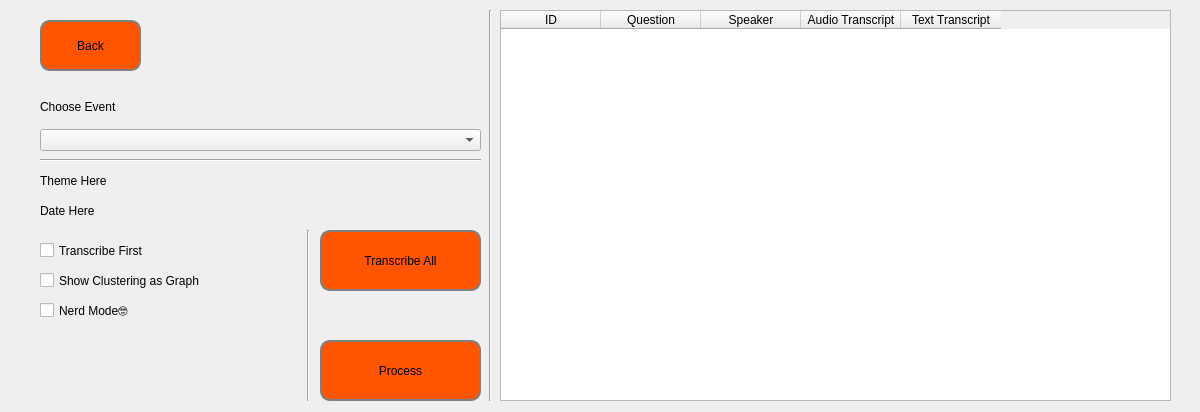
Before: the Qt Designer form ui/ProcessWindow.ui in peterYudhistira/audio-scribo-comperio, drawn with Qt 5.
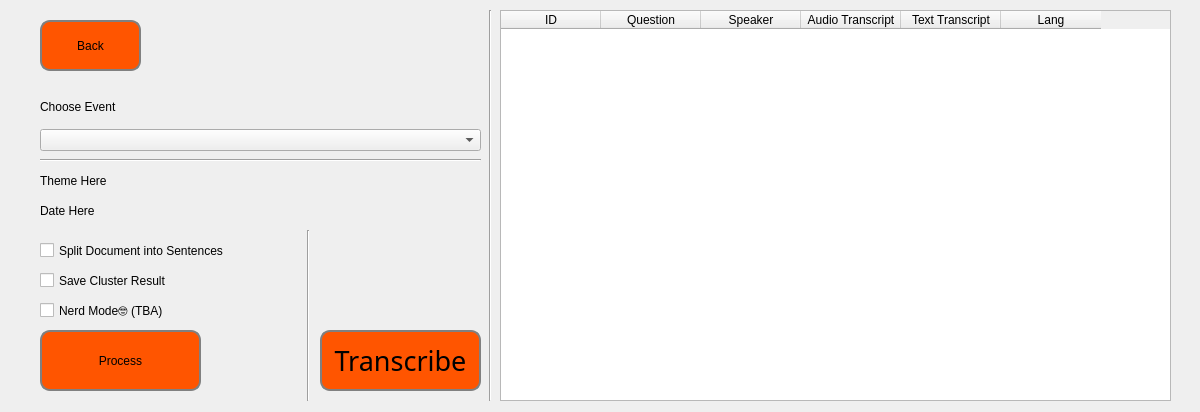
After: the same form once the commit is applied.

Commit message: [17/05/2023][4] After the realization of a rather massive blunder: made a new record_data schema, made some changes to AddWindow. Goal is to add a toggle button that determines whether a record is going to be transcribed ID or EN.

```diff
--- a/ui/ProcessWindow.ui
+++ b/ui/ProcessWindow.ui
@@ -151,6 +151,11 @@
      <string>Text Transcript</string>
     </property>
    </column>
+   <column>
+    <property name="text">
+     <string>Lang</string>
+    </property>
+   </column>
   </widget>
   <widget class="QLabel" name="label_theme">
    <property name="geometry">
@@ -181,8 +186,8 @@
   <widget class="QPushButton" name="button_process">
    <property name="geometry">
     <rect>
-     <x>320</x>
-     <y>340</y>
+     <x>40</x>
+     <y>330</y>
      <width>161</width>
      <height>61</height>
     </rect>
@@ -214,7 +219,7 @@
     </rect>
    </property>
    <property name="text">
-    <string>Transcribe First</string>
+    <string>Split Document into Sentences</string>
    </property>
   </widget>
   <widget class="QCheckBox" name="check_transcribe_2">
@@ -227,7 +232,7 @@
     </rect>
    </property>
    <property name="text">
-    <string>Show Clustering as Graph</string>
+    <string>Save Cluster Result</string>
    </property>
   </widget>
   <widget class="QCheckBox" name="check_transcribe_3">
@@ -240,23 +245,32 @@
     </rect>
    </property>
    <property name="text">
-    <string>Nerd Mode🤓</string>
+    <string>Nerd Mode🤓 (TBA)</string>
    </property>
   </widget>
   <widget class="QPushButton" name="button_transcribe_all">
    <property name="geometry">
     <rect>
      <x>320</x>
-     <y>230</y>
+     <y>330</y>
      <width>161</width>
      <height>61</height>
     </rect>
    </property>
+   <property name="font">
+    <font>
+     <family>Bahnschrift SemiBold</family>
+     <pointsize>20</pointsize>
+     <weight>7</weight>
+     <italic>false</italic>
+     <bold>false</bold>
+    </font>
+   </property>
    <property name="styleSheet">
     <string notr="true">font: 63 16pt &quot;Bahnschrift SemiBold&quot;;</string>
    </property>
    <property name="text">
-    <string>Transcribe All</string>
+    <string>Transcribe</string>
    </property>
   </widget>
  </widget>
```
Left out of the diff: 8 changed lines with no effect on the pictures. The commit also changes 5 other files.
